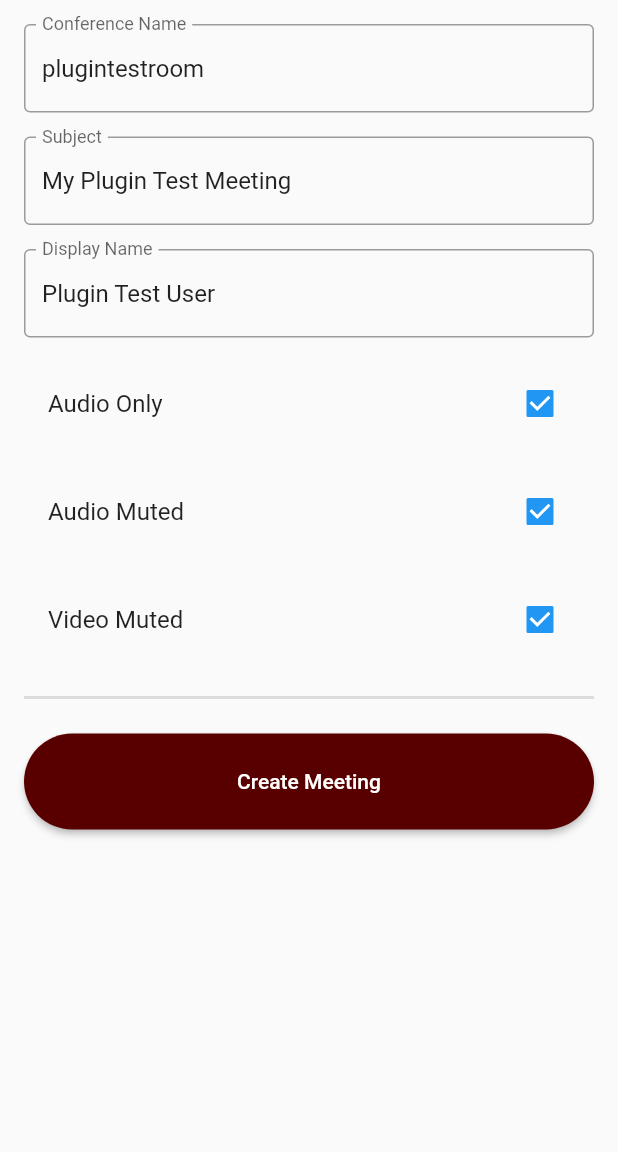
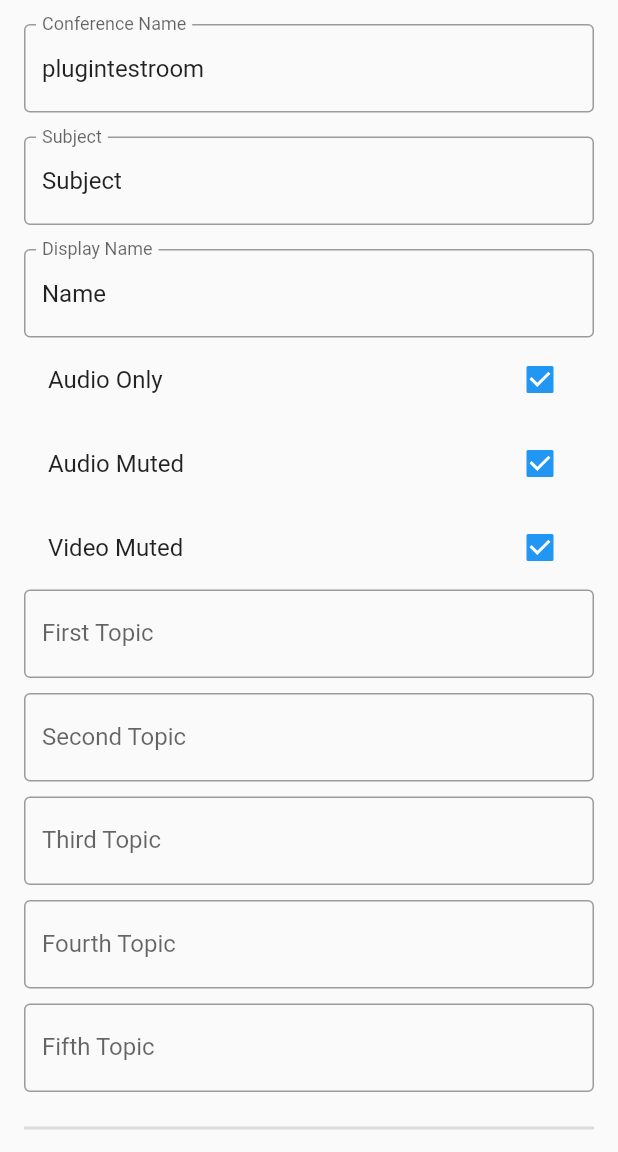
Before and after one commit to FEUP-ESOF-2020-21/open-cx-t3g4, a Flutter app: the ConferenceMenu screen opened directly, after a tap on "Create Meeting", on a phone screen of 412 x 824 dp, the part 84-1236 px from its top. Run offline on Flutter 3.47's test engine with Material 2 defaults, Android fonts, the phone set to English and light mode, and no system bars; our stand-ins replace firebase_auth, firebase_core, firebase_database; missing offline and left inert: jitsi_meet; accounts and stored records are empty.

```diff
--- a/lobby_jump/lib/create_conference.dart
+++ b/lobby_jump/lib/create_conference.dart
@@ -24,12 +24,17 @@ class _CreateConferenceState extends State<CreateConference> {
   final GlobalKey<FormState> formKey = GlobalKey<FormState>();
   final serverText = TextEditingController();
   final roomText = TextEditingController(text: "plugintestroom");
-  final subjectText = TextEditingController(text: "My Plugin Test Meeting");
-  final nameText = TextEditingController(text: "Plugin Test User");
+  final subjectText = TextEditingController(text: "Subject");
+  final nameText = TextEditingController(text: "Name");
   final emailText = TextEditingController(text: "fake@email.com");
   var isAudioOnly = true;
   var isAudioMuted = true;
   var isVideoMuted = true;
+  var topic1 = "";
+  var topic2 = "";
+  var topic3 = "";
+  var topic4 = "";
+  var topic5 = "";
   Conference conference;
 
   DatabaseReference conferenceRef;
@@ -129,29 +134,72 @@ class _CreateConferenceState extends State<CreateConference> {
                       labelText: "Display Name",
                     ),
                   ),
-                  SizedBox(
-                    height: 16.0,
-                  ),
                   CheckboxListTile(
                     title: Text("Audio Only"),
                     value: isAudioOnly,
                     onChanged: _onAudioOnlyChanged,
-                  ),
-                  SizedBox(
-                    height: 16.0,
                   ),
                   CheckboxListTile(
                     title: Text("Audio Muted"),
                     value: isAudioMuted,
                     onChanged: _onAudioMutedChanged,
                   ),
-                  SizedBox(
-                    height: 16.0,
-                  ),
                   CheckboxListTile(
                     title: Text("Video Muted"),
                     value: isVideoMuted,
                     onChanged: _onVideoMutedChanged,
+                  ),
+                  TextFormField(
+                    onChanged: (val) => topic1 = val,
+                    validator: (val) => val == "" ? val : null,
+                    decoration: InputDecoration(
+                      border: OutlineInputBorder(),
+                      labelText: "First Topic",
+                    ),
+                  ),
+                  SizedBox(
+                    height: 10.0,
+                  ),
+                  TextFormField(
+                    onChanged: (val) => topic2 = val,
+                    validator: (val) => val == "" ? val : null,
+                    decoration: InputDecoration(
+                      border: OutlineInputBorder(),
+                      labelText: "Second Topic",
+                    ),
+                  ),
+                  SizedBox(
+                    height: 10.0,
+                  ),
+                  TextFormField(
+                    onChanged: (val) => topic3 = val,
+                    validator: (val) => val == "" ? val : null,
+                    decoration: InputDecoration(
+                      border: OutlineInputBorder(),
+                      labelText: "Third Topic",
+                    ),
+                  ),
+                  SizedBox(
+                    height: 10.0,
+                  ),
+                  TextFormField(
+                    onChanged: (val) => topic4 = val,
+                    validator: (val) => val == "" ? val : null,
+                    decoration: InputDecoration(
+                      border: OutlineInputBorder(),
+                      labelText: "Fourth Topic",
+                    ),
+                  ),
+                  SizedBox(
+                    height: 10.0,
+                  ),
+                  TextFormField(
+                    onChanged: (val) => topic5 = val,
+                    validator: (val) => val == "" ? val : null,
+                    decoration: InputDecoration(
+                      border: OutlineInputBorder(),
+                      labelText: "Fifth Topic",
+                    ),
                   ),
                   Divider(
                     height: 48.0,
@@ -212,11 +260,11 @@ class _CreateConferenceState extends State<CreateConference> {
     if (form.validate()) {
       form.save();
       form.reset();
-      conference.topics.addAll({"Computers":0});
-      conference.topics.addAll({"Science":0});
-      conference.topics.addAll({"Robots":0});
-      conference.topics.addAll({"Virtual Reality":0});
-      conference.topics.addAll({"Phones":0});
+      conference.topics.addAll({topic1: 0});
+      conference.topics.addAll({topic2: 0});
+      conference.topics.addAll({topic3: 0});
+      conference.topics.addAll({topic4: 0});
+      conference.topics.addAll({topic5: 0});
 
       conferenceRef.push().set(conference.toJson());
     }
```
Also changed, not shown: lobby_jump/lib/chatrooms.dart (+55 -5 lines).
